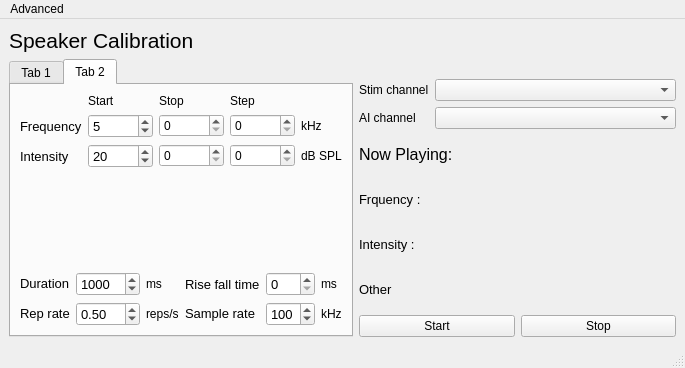
Qt form calibration_window.ui (portfors-lab/sparkle) before a commit.
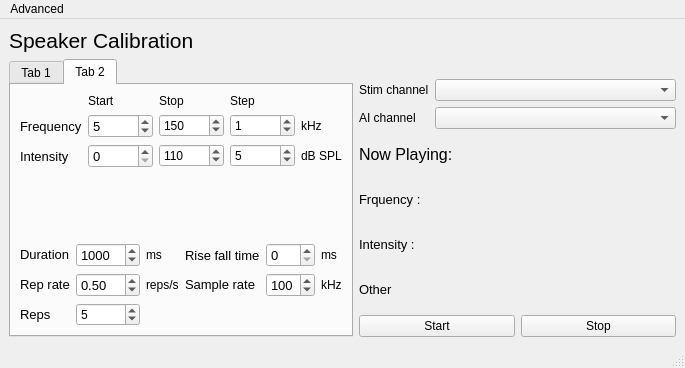
The same form after that commit. The open tabs and pages were chosen to show the change.

Commit message: Calibration curve in progress - loop built, but incorrect and UI totally unresponsive

Patch:
```diff
--- a/calibration_window.ui
+++ b/calibration_window.ui
@@ -357,13 +357,34 @@
           <item>
            <layout class="QGridLayout" name="gridLayout_2">
             <item row="2" column="2">
-             <widget class="QSpinBox" name="db_stop_spnbx"/>
+             <widget class="QSpinBox" name="db_stop_spnbx">
+              <property name="maximum">
+               <number>150</number>
+              </property>
+              <property name="value">
+               <number>110</number>
+              </property>
+             </widget>
             </item>
             <item row="1" column="3">
-             <widget class="QSpinBox" name="freq_step_spnbx"/>
+             <widget class="QSpinBox" name="freq_step_spnbx">
+              <property name="maximum">
+               <number>100</number>
+              </property>
+              <property name="value">
+               <number>1</number>
+              </property>
+             </widget>
             </item>
             <item row="1" column="2">
-             <widget class="QSpinBox" name="freq_stop_spnbx"/>
+             <widget class="QSpinBox" name="freq_stop_spnbx">
+              <property name="maximum">
+               <number>200</number>
+              </property>
+              <property name="value">
+               <number>150</number>
+              </property>
+             </widget>
             </item>
             <item row="2" column="4">
              <widget class="QLabel" name="label_21">
@@ -410,7 +431,14 @@
              </widget>
             </item>
             <item row="2" column="3">
-             <widget class="QSpinBox" name="db_step_spnbx"/>
+             <widget class="QSpinBox" name="db_step_spnbx">
+              <property name="maximum">
+               <number>50</number>
+              </property>
+              <property name="value">
+               <number>5</number>
+              </property>
+             </widget>
             </item>
             <item row="2" column="1">
              <widget class="QSpinBox" name="db_start_spnbx">
@@ -426,7 +454,7 @@
                <number>5</number>
               </property>
               <property name="value">
-               <number>20</number>
+               <number>0</number>
               </property>
              </widget>
             </item>
@@ -688,6 +716,31 @@
               </property>
              </widget>
             </item>
+            <item row="2" column="1">
+             <widget class="QSpinBox" name="nreps_spnbx">
+              <property name="minimum">
+               <number>1</number>
+              </property>
+              <property name="maximum">
+               <number>100</number>
+              </property>
+              <property name="value">
+               <number>5</number>
+              </property>
+             </widget>
+            </item>
+            <item row="2" column="0">
+             <widget class="QLabel" name="label_31">
+              <property name="font">
+               <font>
+                <pointsize>10</pointsize>
+               </font>
+              </property>
+              <property name="text">
+               <string>Reps</string>
+              </property>
+             </widget>
+            </item>
            </layout>
           </item>
          </layout>
@@ -749,7 +802,7 @@
          </layout>
         </item>
         <item>
-         <widget class="QLabel" name="label_31">
+         <widget class="QLabel" name="info_title">
           <property name="font">
            <font>
             <pointsize>12</pointsize>
```
Left out of the diff: 2 changed lines with no effect on the pictures. The commit also changes 5 other files.
